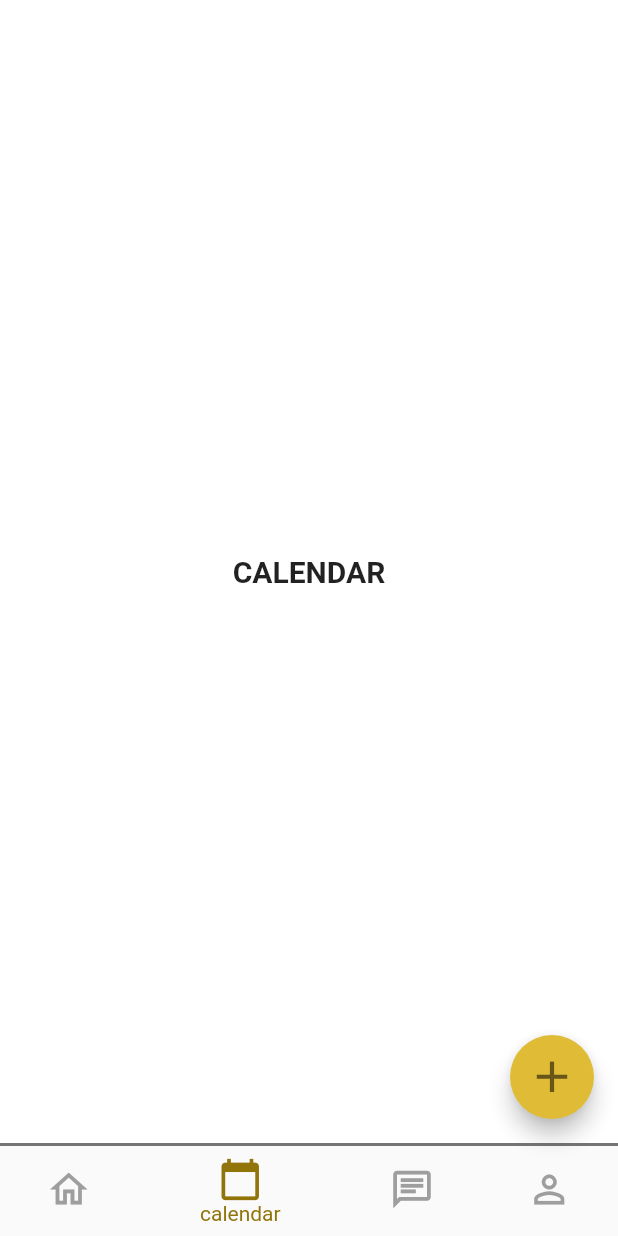
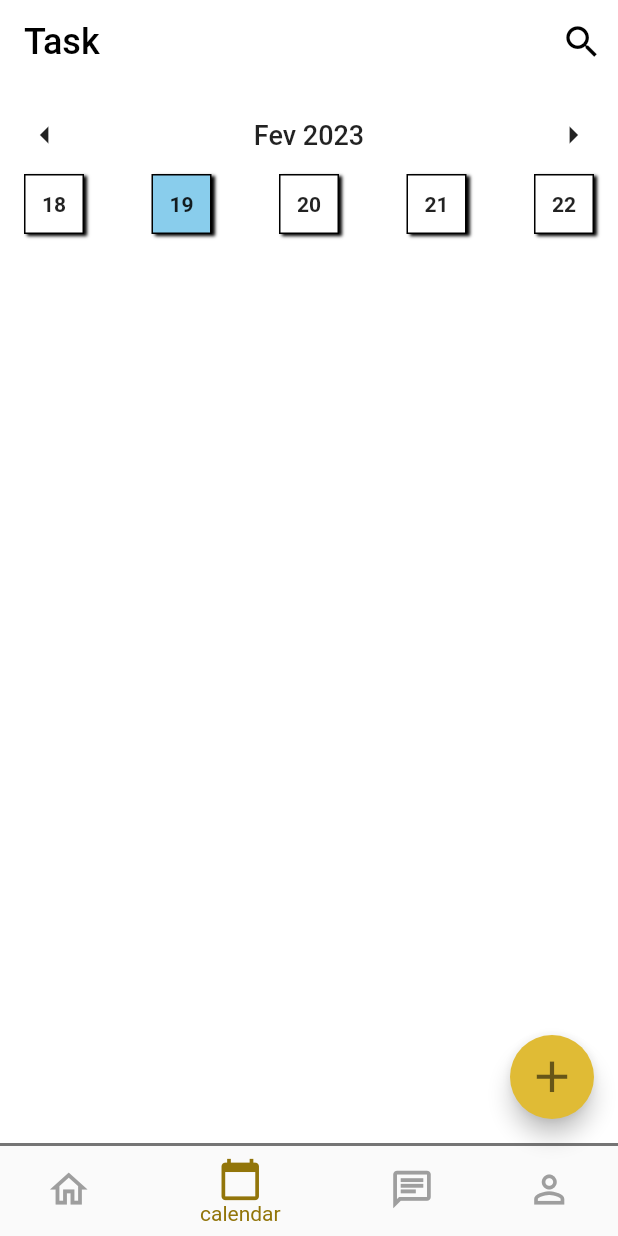
Before and after one commit to tiagoeborsanyi/study_app, a Flutter app: the screen it shows after launch, item 2 of the bottom bar chosen, on a phone screen of 412 x 824 dp. Run offline on Flutter 3.47's test engine with Material 2 defaults, Android fonts, the phone set to English and light mode, and no system bars.

Commit message:
created new page to taskDay

```diff
--- a/lib/pages/root_page.dart
+++ b/lib/pages/root_page.dart
@@ -1,4 +1,5 @@
 import 'package:flutter/material.dart';
+import 'package:task_app_1/pages/task_day.dart';
 
 import 'home.dart';
 
@@ -73,15 +74,7 @@ class _RootPageState extends State<RootPage> {
       index: pageIndex,
       children: const [
         Home(),
-        Center(
-          child: Text(
-            "CALENDAR",
-            style: TextStyle(
-              fontSize: 20,
-              fontWeight: FontWeight.bold,
-            ),
-          ),
-        ),
+        TaskDay(),
         Center(
           child: Text(
             "CHAT",
--- /dev/null
+++ b/lib/pages/task_day.dart
@@ -0,0 +1,108 @@
+import 'package:flutter/material.dart';
+import 'package:task_app_1/data_json/card_json.dart';
+
+class TaskDay extends StatefulWidget {
+  const TaskDay({Key? key}) : super(key: key);
+
+  @override
+  State<TaskDay> createState() => _TaskDayState();
+}
+
+class _TaskDayState extends State<TaskDay> {
+  String selectedDay = '19';
+  @override
+  Widget build(BuildContext context) {
+    return Scaffold(
+      backgroundColor: Colors.white,
+      appBar: AppBar(
+        elevation: 0,
+        backgroundColor: Colors.white,
+        title: const Text(
+          'Task',
+          style: TextStyle(
+            color: Colors.black,
+            fontSize: 24,
+          ),
+        ),
+        actions: [
+          IconButton(
+            onPressed: () {},
+            icon: const Icon(
+              Icons.search_outlined,
+              color: Colors.black,
+              size: 28,
+            ),
+          ),
+        ],
+      ),
+      body: Padding(
+        padding: const EdgeInsets.symmetric(horizontal: 16),
+        child: Column(
+          children: [
+            const SizedBox(height: 20),
+            Row(
+              mainAxisAlignment: MainAxisAlignment.spaceBetween,
+              children: const [
+                Icon(
+                  Icons.arrow_left_sharp,
+                  size: 28,
+                ),
+                Text(
+                  'Fev 2023',
+                  style: TextStyle(fontWeight: FontWeight.w500, fontSize: 18),
+                ),
+                Icon(
+                  Icons.arrow_right_sharp,
+                  size: 28,
+                ),
+              ],
+            ),
+            const SizedBox(height: 12),
+            Row(
+              mainAxisAlignment: MainAxisAlignment.spaceBetween,
+              children: List.generate(
+                cardTaskDay.length,
+                (index) {
+                  return GestureDetector(
+                    onTap: () {
+                      setState(() {
+                        selectedDay = cardTaskDay[index]['day'];
+                      });
+                    },
+                    child: Container(
+                      height: 40,
+                      width: 40,
+                      decoration: BoxDecoration(
+                        color: selectedDay == cardTaskDay[index]['day']
+                            ? const Color.fromARGB(255, 137, 205, 236)
+                            : Colors.white,
+                        border: Border.all(
+                          color: Colors.black,
+                          width: 1,
+                        ),
+                        boxShadow: const [
+                          BoxShadow(
+                            blurRadius: 1,
+                            offset: Offset(2, 1),
+                          ),
+                        ],
+                      ),
+                      child: Center(
+                        child: Text(
+                          cardTaskDay[index]['day'],
+                          style: const TextStyle(
+                            fontWeight: FontWeight.w600,
+                          ),
+                        ),
+                      ),
+                    ),
+                  );
+                },
+              ),
+            ),
+          ],
+        ),
+      ),
+    );
+  }
+}
```
